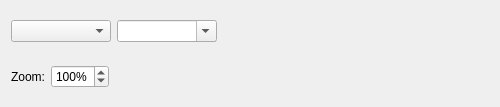
heinermann/ChkForge, file ChkForge/toolbars.ui: the form before one commit.
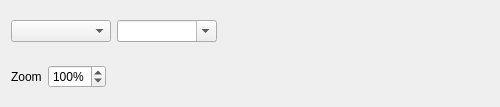
The form after the commit.

```diff
--- a/ChkForge/toolbars.ui
+++ b/ChkForge/toolbars.ui
@@ -89,7 +89,7 @@
       <item>
        <widget class="QLabel" name="label">
         <property name="text">
-         <string>Zoom:</string>
+         <string>Zoom</string>
         </property>
        </widget>
       </item>
```
Left out of the diff: 3 changed lines with no effect on the pictures.
